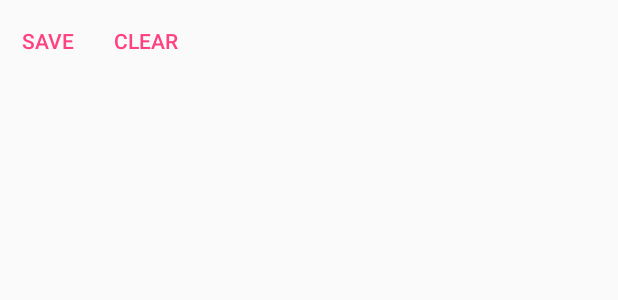
After one commit to zsmoore/Game-Of-Life, an Android app: the layout pattern_activity.xml on its own in the app's theme, with its tools: preview values and no code run, on a phone screen of 412 x 824 dp. The commit adds this screen. Shown: the top 300 px of the screen. Run offline under Robolectric (Android 15) with nearby library versions, the phone set to English and light mode, and no system bars.

Commit message:
Basic code for patterns

```diff
--- /dev/null
+++ b/app/src/main/res/layout/pattern_activity.xml
@@ -0,0 +1,35 @@
+<?xml version="1.0" encoding="utf-8"?>
+<layout xmlns:android="http://schemas.android.com/apk/res/android">
+    <data>
+    </data>
+    <LinearLayout
+        android:orientation="vertical"
+        android:layout_width="match_parent"
+        android:layout_height="match_parent">
+
+        <LinearLayout
+            android:orientation="horizontal"
+            android:layout_width="match_parent"
+            android:layout_height="wrap_content">
+
+            <Button
+                android:layout_width="wrap_content"
+                android:layout_height="match_parent"
+                style="?android:attr/buttonBarButtonStyle"
+                android:text="@string/save"/>
+
+            <Button
+                android:layout_width="wrap_content"
+                android:layout_height="match_parent"
+                style="?android:attr/buttonBarButtonStyle"
+                android:text="@string/clear"/>
+        </LinearLayout>
+
+        <LinearLayout
+            android:layout_width="match_parent"
+            android:layout_height="wrap_content"
+            android:orientation="vertical"
+            android:layout_margin="10dp"
+            android:id="@+id/pattern_container"/>
+    </LinearLayout>
+</layout>
--- a/app/src/main/res/values/strings.xml
+++ b/app/src/main/res/values/strings.xml
@@ -4,4 +4,6 @@
     <string name="reset">Reset</string>
     <string name="step">Step</string>
     <string name="patterns">Patterns</string>
+    <string name="save">Save</string>
+    <string name="clear">Clear</string>
 </resources>
```
Also changed, not shown: app/src/main/java/com/zachary_moore/gameoflife/model/pattern/PatternCanvas.java (added, +18 -0 lines), app/src/main/java/com/zachary_moore/gameoflife/view/PatternActivity.java (added, +35 -0 lines).
